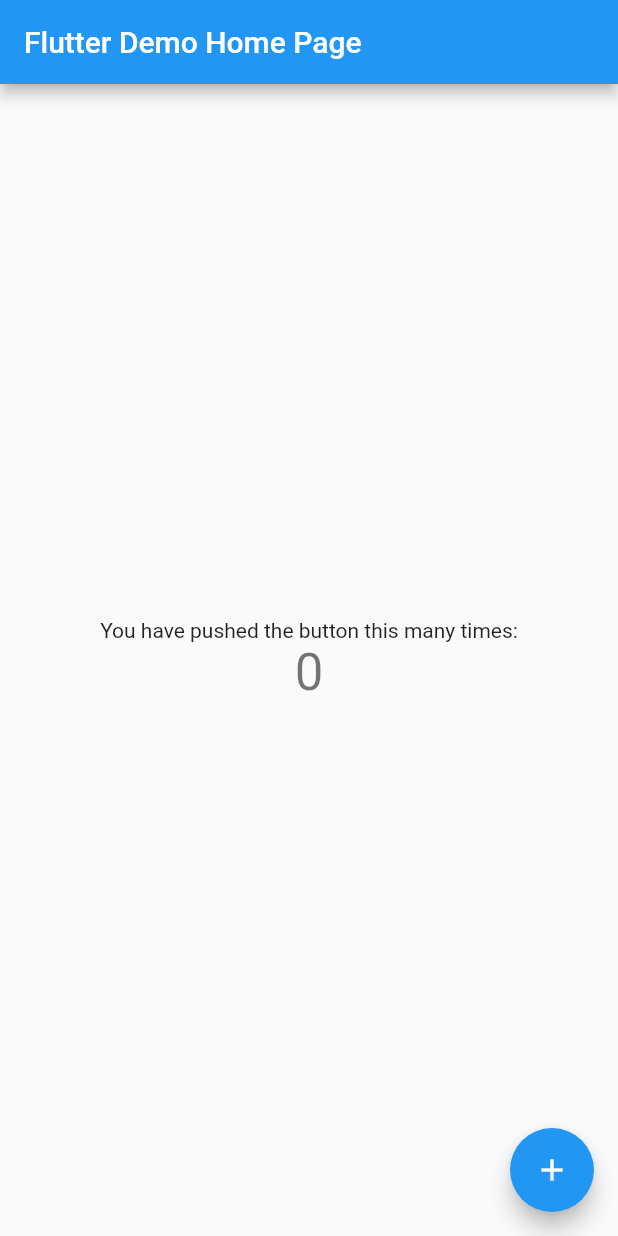
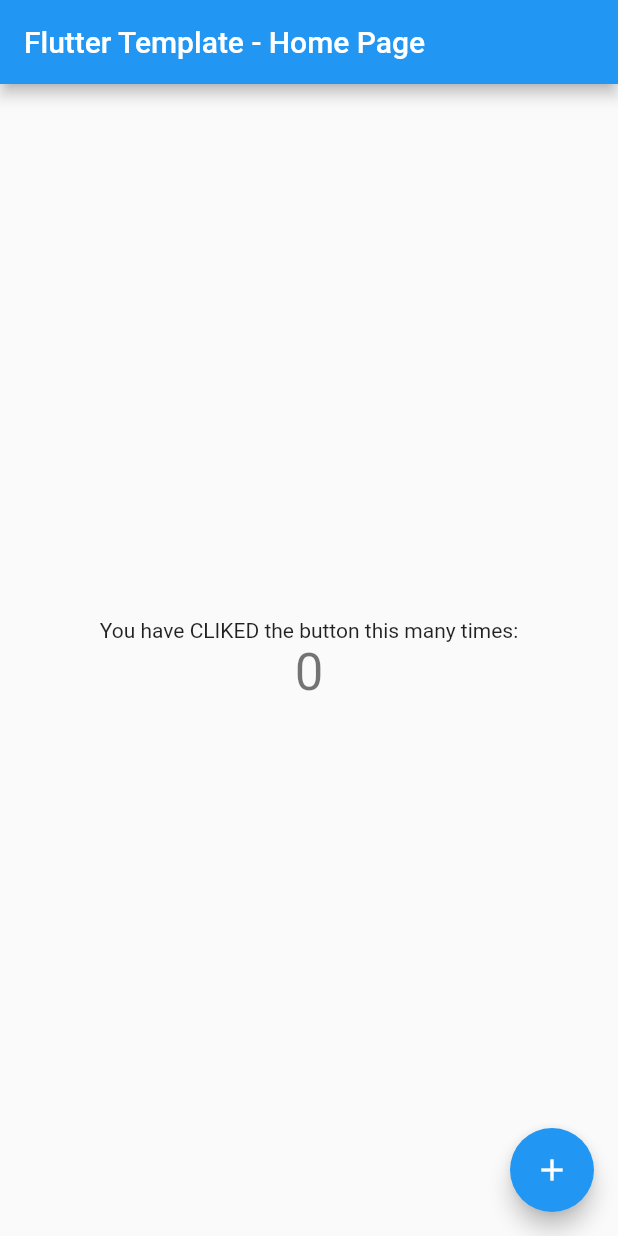
Before and after one commit to rexardiente/flutter-template, a Flutter app: the screen it shows after launch, on a phone screen of 412 x 824 dp. Run offline on Flutter 3.47's test engine with Material 2 defaults, Android fonts, the phone set to English and light mode, and no system bars.

Commit message:
Test Update

```diff
--- a/lib/main.dart
+++ b/lib/main.dart
@@ -11,7 +11,7 @@ class MyApp extends StatelessWidget {
   @override
   Widget build(BuildContext context) {
     return MaterialApp(
-      title: 'Flutter Demo',
+      title: 'Flutter Template',
       theme: ThemeData(
         // This is the theme of your application.
         //
@@ -24,7 +24,7 @@ class MyApp extends StatelessWidget {
         // is not restarted.
         primarySwatch: Colors.blue,
       ),
-      home: const MyHomePage(title: 'Flutter Demo Home Page'),
+      home: const MyHomePage(title: 'Flutter Template - Home Page'),
     );
   }
 }
@@ -95,9 +95,7 @@ class _MyHomePageState extends State<MyHomePage> {
           // horizontal).
           mainAxisAlignment: MainAxisAlignment.center,
           children: <Widget>[
-            const Text(
-              'You have pushed the button this many times:',
-            ),
+            const Text("You have CLIKED the button this many times:"),
             Text(
               '$_counter',
               style: Theme.of(context).textTheme.headlineMedium,
```
Also changed, not shown: pubspec.yaml (+4 -6 lines), 1 other file.
